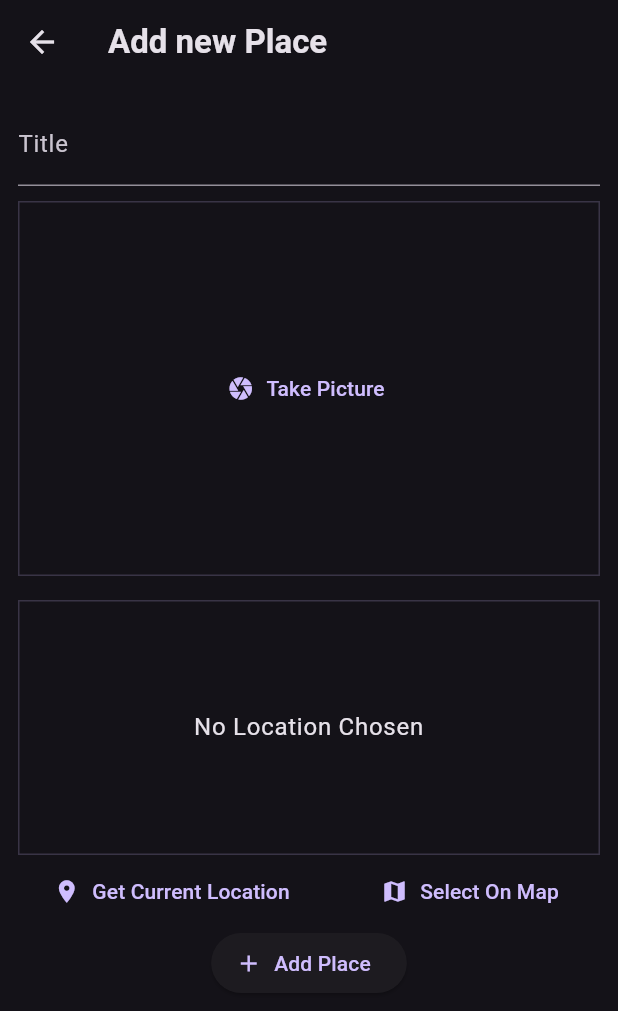
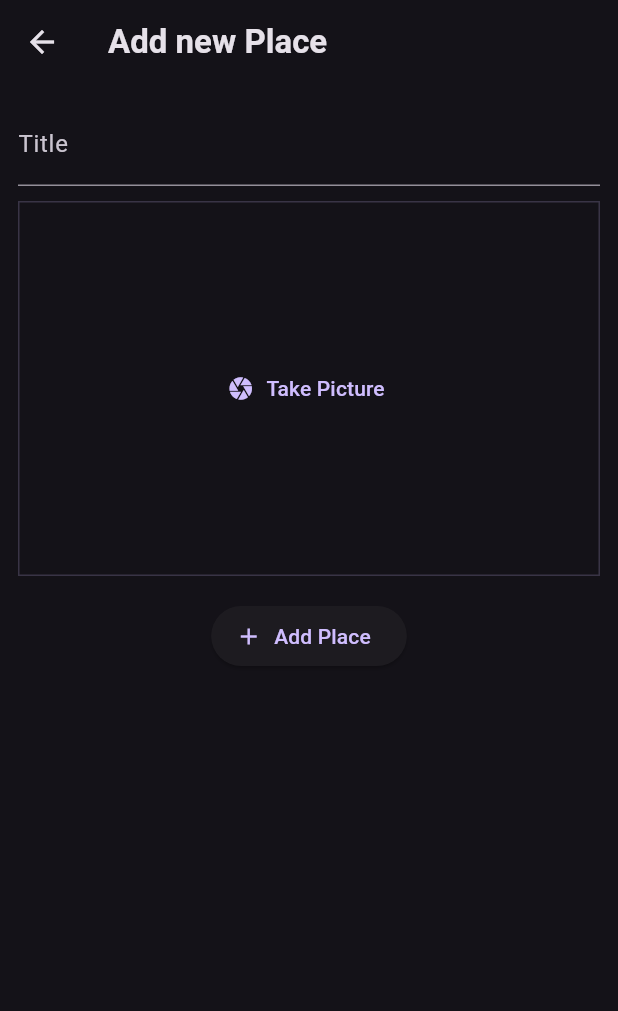
Before and after one commit to SaambPatil/favorite_places, a Flutter app: the screen it shows after launch, after a tap on the "add" icon, on a phone screen of 412 x 824 dp. Shown: the top 1011 px of the screen. Run offline on Flutter 3.47's test engine with Material 3 defaults, Android fonts, the phone set to English and light mode, and no system bars; our stand-ins replace flutter_riverpod, google_fonts, google_maps_flutter, image_picker, location, sqflite; accounts and stored records are empty.

Commit message:
Removed location functionality as api was not working and added local storage

```diff
--- a/lib/models/place.dart
+++ b/lib/models/place.dart
@@ -19,12 +19,10 @@ class Place {
   Place({
     required this.title,
     required this.image,
-    required this.location,
     String?id,
   }) : id = id ?? uuid.v4();
 
   final String id;
   final String title;
   final File image;
-  final PlaceLocation location;
 }
--- a/lib/providers/user_places.dart
+++ b/lib/providers/user_places.dart
@@ -1,7 +1,6 @@
-import 'dart:async';
+import 'dart:io';
 
 import 'package:flutter_riverpod/flutter_riverpod.dart';
-import 'dart:io';
 import 'package:favorite_places/models/place.dart';
 import 'package:path_provider/path_provider.dart' as syspaths;
 import 'package:path/path.dart' as path;
@@ -17,7 +16,7 @@ Future<Database> _getDatabase() async {
     ),
     onCreate: (db, version) {
       return db.execute(
-        'CREATE TABLE user_places(id TEXT PRIMARY KEY , title TEXT,image TEXT),lat REAL ,lng REAL,address TEXT',
+        'CREATE TABLE user_places(id TEXT PRIMARY KEY, title TEXT, image TEXT)',
       );
     },
     version: 1,
@@ -37,11 +36,6 @@ class UserPlacesNotifier extends StateNotifier<List<Place>> {
             id: row['id'] as String,
             title: row['title'] as String,
             image: File(row['image'] as String),
-            location: PlaceLocation(
-              latitude: row['lat'] as double,
-              longitude: row['lng'] as double,
-              address: row['address'] as String,
-            ),
           ),
         )
         .toList();
@@ -49,15 +43,15 @@ class UserPlacesNotifier extends StateNotifier<List<Place>> {
     state = places;
   }
 
-  void addPlace(String title, File image, PlaceLocation location) async {
+  void addPlace(String title, File image) async {
     final appDir = await syspaths.getApplicationDocumentsDirectory();
     final fileName = path.basename(image.path);
     final copiedImage = await image.copy('${appDir.path}/$fileName');
 
     final newPlace = Place(
+      id: DateTime.now().toString(), // Generate a unique id
       title: title,
       image: copiedImage,
-      location: location,
     );
 
     final db = await _getDatabase();
@@ -68,9 +62,6 @@ class UserPlacesNotifier extends StateNotifier<List<Place>> {
         'id': newPlace.id,
         'title': newPlace.title,
         'image': newPlace.image.path,
-        'lat': newPlace.location.latitude,
-        'lng': newPlace.location.longitude,
-        'address': newPlace.location.address,
       },
     );
 
--- a/lib/screens/add_place.dart
+++ b/lib/screens/add_place.dart
@@ -1,6 +1,5 @@
 import 'package:favorite_places/models/place.dart';
 import 'package:favorite_places/widgets/image_input.dart';
-import 'package:favorite_places/widgets/loaction_imput.dart';
 import 'package:flutter/material.dart';
 import 'package:flutter_riverpod/flutter_riverpod.dart';
 import 'dart:io';
@@ -10,28 +9,24 @@ class AddPlaceScreen extends ConsumerStatefulWidget {
   const AddPlaceScreen({super.key});
 
   @override
-  ConsumerState<AddPlaceScreen> createState() {
-    return _AddPlaceScreenState();
-  }
+  ConsumerState<AddPlaceScreen> createState() => _AddPlaceScreenState();
 }
 
 class _AddPlaceScreenState extends ConsumerState<AddPlaceScreen> {
   final _titleController = TextEditingController();
   File? _selectedImage;
-  PlaceLocation? _selectedLocation;
 
   void _savePlace() {
     final enteredTitle = _titleController.text;
 
-    if (enteredTitle.isEmpty ||
-        _selectedImage == null ||
-        _selectedLocation == null) {
+    if (enteredTitle.isEmpty || _selectedImage == null) {
+      // You might want to add some user feedback for missing data
       return;
     }
 
     ref
         .read(userPlacesProvider.notifier)
-        .addPlace(enteredTitle, _selectedImage!, _selectedLocation!);
+        .addPlace(enteredTitle, _selectedImage!);
 
     Navigator.of(context).pop();
   }
@@ -63,14 +58,10 @@ class _AddPlaceScreenState extends ConsumerState<AddPlaceScreen> {
             ImageInput(
               onPickImage: (image) {
                 _selectedImage = image;
+                print('Image selected: ${_selectedImage?.path}');
               },
             ),
             const SizedBox(height: 16),
-            LocationInput(
-              onSelectLocation: (location) {
-                _selectedLocation = location;
-              },
-            ),
             ElevatedButton.icon(
               onPressed: _savePlace,
               icon: const Icon(Icons.add),
--- a/lib/widgets/places_list.dart
+++ b/lib/widgets/places_list.dart
@@ -34,12 +34,7 @@ class PlacesList extends StatelessWidget {
                 color: Theme.of(context).colorScheme.onBackground,
               ),
         ),
-        subtitle: Text(
-          places[index].location.address,
-          style: Theme.of(context).textTheme.bodySmall!.copyWith(
-                color: Theme.of(context).colorScheme.onBackground,
-              ),
-        ),
+        // Removed subtitle as location.address is no longer available
         onTap: () {
           Navigator.of(context).push(
             MaterialPageRoute(
```
Also changed, not shown: lib/screens/place_detail.dart (+11 -54 lines).
